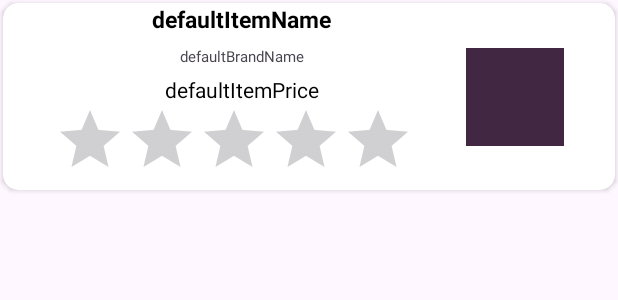
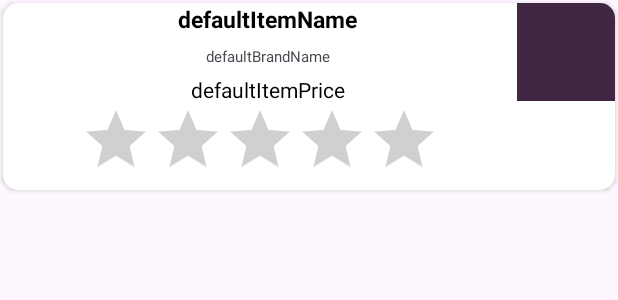
Before and after one commit to CS5520FeinbergFall2023/group-a6-group-5, an Android app: the layout item_card_collapse.xml on its own in the app's theme, with its tools: preview values and no code run, on a phone screen of 412 x 824 dp. Shown: the top 300 px of the screen. Run offline under Robolectric (Android 15) with nearby library versions, the phone set to English and light mode, and no system bars.

Commit message:
fix title exceed the start of the cardview

```diff
--- a/app/src/main/res/layout/item_card_collapse.xml
+++ b/app/src/main/res/layout/item_card_collapse.xml
@@ -7,9 +7,17 @@
     android:padding="0dp"
     app:cardCornerRadius="10dp">
 
+    <LinearLayout
+        android:layout_width="match_parent"
+        android:layout_height="wrap_content"
+        android:orientation="horizontal"
+        >
         <androidx.constraintlayout.widget.ConstraintLayout
-        android:layout_width="match_parent"
-        android:layout_height="wrap_content">
+            android:id="@+id/info_layout"
+            android:layout_width="0dp"
+            android:layout_height="wrap_content"
+            android:layout_weight="1"
+            >
             <TextView
                 android:id="@+id/item_name"
                 android:layout_width="wrap_content"
@@ -19,7 +27,7 @@
                 android:textColor="@android:color/black"
                 app:layout_constraintTop_toTopOf="parent"
                 app:layout_constraintStart_toStartOf="parent"
-            app:layout_constraintEnd_toStartOf="@+id/imageViewThumbnail"
+                app:layout_constraintEnd_toEndOf="parent"
                 app:layout_constraintBottom_toTopOf="@+id/brand_name"
                 android:textSize="15sp"
                 android:textStyle="bold"
@@ -29,14 +37,14 @@
                 android:id="@+id/brand_name"
                 android:layout_width="wrap_content"
                 android:layout_height="wrap_content"
-            app:layout_constraintTop_toBottomOf="@+id/item_name"
+                android:layout_marginStart="10dp"
+                android:layout_marginTop="7dp"
+                android:text="@string/brand_name"
+                android:textSize="10sp"
+                app:layout_constraintBottom_toTopOf="@+id/item_price"
+                app:layout_constraintEnd_toEndOf="parent"
                 app:layout_constraintStart_toStartOf="parent"
-            app:layout_constraintEnd_toStartOf="@+id/imageViewThumbnail"
-            app:layout_constraintBottom_toTopOf="@+id/item_price"
-            android:layout_marginTop="7dp"
-            android:layout_marginStart="10dp"
-            android:textSize="10sp"
-            android:text="@string/brand_name" />
+                app:layout_constraintTop_toBottomOf="@+id/item_name" />
 
             <TextView
                 android:id="@+id/item_price"
@@ -46,7 +54,7 @@
                 android:layout_marginTop="5dp"
                 app:layout_constraintTop_toBottomOf="@+id/brand_name"
                 app:layout_constraintStart_toStartOf="parent"
-            app:layout_constraintEnd_toStartOf="@+id/imageViewThumbnail"
+                app:layout_constraintEnd_toEndOf="parent"
                 app:layout_constraintBottom_toTopOf="@+id/ratingBar"
                 android:textColor="@android:color/black"
                 android:text="@string/item_price" />
@@ -59,10 +67,11 @@
                 android:numStars="5"
                 app:layout_constraintTop_toBottomOf="@+id/item_price"
                 app:layout_constraintStart_toStartOf="parent"
-            app:layout_constraintEnd_toStartOf="@+id/imageViewThumbnail"
+                app:layout_constraintEnd_toEndOf="parent"
                 app:layout_constraintBottom_toTopOf="parent"
                 />
 
+        </androidx.constraintlayout.widget.ConstraintLayout>
         <ImageView
             android:id="@+id/imageViewThumbnail"
             android:layout_width="65dp"
@@ -70,10 +79,9 @@
             app:layout_constraintTop_toTopOf="parent"
             app:layout_constraintEnd_toEndOf="parent"
             app:layout_constraintBottom_toBottomOf="parent"
-            app:layout_constraintStart_toEndOf="@+id/ratingBar"
-
+            app:layout_constraintStart_toEndOf="@+id/info_layout"
             android:src="@drawable/sample_thumbnail" />
 
-    </androidx.constraintlayout.widget.ConstraintLayout>
+    </LinearLayout>
 
 </androidx.cardview.widget.CardView>
```
Lines whose indentation alone changed are shown as unchanged.
